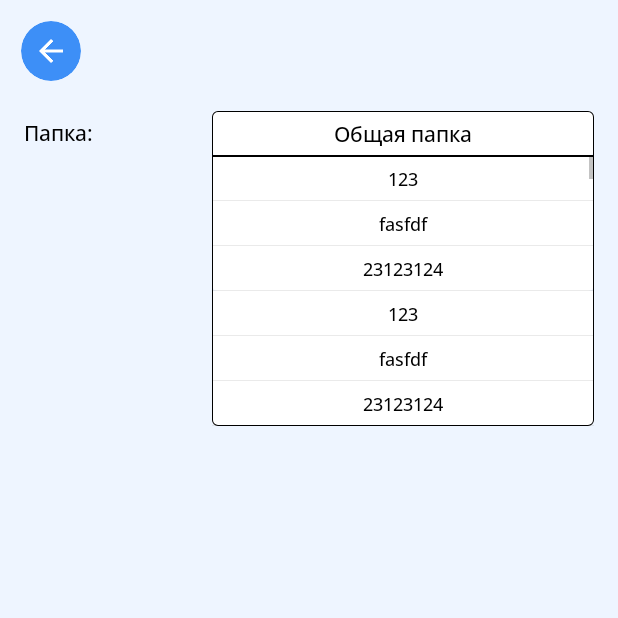
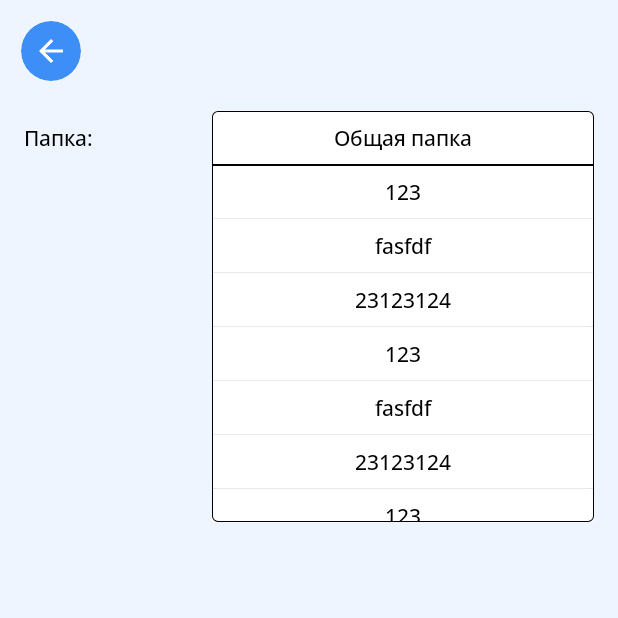
Before and after one commit to DenisFrolkov/mindeck-app, an Android app built with Jetpack Compose: the screen it shows after launch (MainActivity), after a tap on "Общая папка", on a phone screen of 412 x 824 dp, the top half of it. Run offline under Robolectric (Android 15) with nearby library versions, the phone set to English and light mode, and no system bars.

Commit message:
Minor update to DropdownSelector.

```diff
--- a/presentation/src/main/java/com/mindeck/presentation/ui/components/dropdown_selector/DropdownMenu.kt
+++ b/presentation/src/main/java/com/mindeck/presentation/ui/components/dropdown_selector/DropdownMenu.kt
@@ -1,5 +1,11 @@
 package com.mindeck.presentation.ui.components.dropdown_selector
 
+import android.annotation.SuppressLint
+import androidx.compose.animation.core.FastOutLinearInEasing
+import androidx.compose.animation.core.LinearEasing
+import androidx.compose.animation.core.LinearOutSlowInEasing
+import androidx.compose.animation.core.animateDpAsState
+import androidx.compose.animation.core.tween
 import androidx.compose.foundation.background
 import androidx.compose.foundation.clickable
 import androidx.compose.foundation.interaction.MutableInteractionSource
@@ -16,6 +22,8 @@ import androidx.compose.foundation.lazy.rememberLazyListState
 import androidx.compose.foundation.shape.RoundedCornerShape
 import androidx.compose.material3.Text
 import androidx.compose.runtime.Composable
+import androidx.compose.runtime.derivedStateOf
+import androidx.compose.runtime.getValue
 import androidx.compose.runtime.remember
 import androidx.compose.ui.Alignment
 import androidx.compose.ui.Modifier
@@ -33,6 +41,7 @@ import com.mindeck.presentation.R
 import com.mindeck.presentation.ui.theme.MediumGray
 import com.mindeck.presentation.ui.theme.White
 
+@SuppressLint("UseOfNonLambdaOffsetOverload")
 @Composable
 fun DropDownMenu(
     modifier: Modifier,
@@ -40,9 +49,9 @@ fun DropDownMenu(
     onClick: (Boolean) -> Unit
 ) {
 
-    val maxVisibleItems = 6
-    val itemHeight = 30.dp
-    val lazyColumnMaxHeight = maxVisibleItems * itemHeight
+    val maxVisibleItems = 7
+    val itemHeight = 36.dp
+    val lazyColumnMaxHeight = maxVisibleItems * itemHeight  - 14.dp
     val listState = rememberLazyListState()
 
     Box() {
@@ -63,7 +72,7 @@ fun DropDownMenu(
                                 bottomEnd =  4.dp
                             ) else RoundedCornerShape(0.dp))
                         )
-                        .height(height = 30.dp)
+                        .height(height = 36.dp)
                         .drawBehind {
                             val borderThickness = 0.25.dp.toPx()
                             drawLine(
@@ -82,7 +91,7 @@ fun DropDownMenu(
                 ) {
                     Text(
                         it, style = TextStyle(
-                            fontSize = 12.sp, fontFamily = FontFamily(
+                            fontSize = 14.sp, fontFamily = FontFamily(
                                 Font(R.font.opensans_medium)
                             )
                         )
@@ -90,26 +99,5 @@ fun DropDownMenu(
                 }
             }
         }
-
-        val totalItemsCount = selectorItemList.size
-        val indicatorHeightFraction = maxVisibleItems.toFloat() / totalItemsCount.toFloat()
-        val indicatorHeight = lazyColumnMaxHeight * indicatorHeightFraction
-
-        // Вычисляем фактическое смещение, чтобы индикатор корректно следовал за скроллом
-        val indicatorOffset =
-            listState.firstVisibleItemIndex.toFloat() / (totalItemsCount - maxVisibleItems).toFloat()
-
-        Box(
-            modifier = Modifier
-                .align(Alignment.TopEnd)
-                .offset(
-                    y = with(LocalDensity.current) {
-                        ((indicatorOffset * (lazyColumnMaxHeight - indicatorHeight - 7.5.dp)) * 2)
-                    }
-                )
-                .height(15.dp)
-                .width(3.dp)
-                .background(Color.Gray.copy(alpha = 0.5f))
-        )
     }
 }
--- a/presentation/src/main/java/com/mindeck/presentation/ui/components/dropdown_selector/DropdownSelector.kt
+++ b/presentation/src/main/java/com/mindeck/presentation/ui/components/dropdown_selector/DropdownSelector.kt
@@ -43,11 +43,7 @@ fun DropdownSelector(titleSelector: String, selectorItem: String, modifier: Modi
         "fasfdf",
         "23123124",
         "123",
-        "fasfdf",
         "23123124",
-        "123",
-        "fasfdf",
-        "23123124"
     )
 
     Row(
@@ -65,7 +61,7 @@ fun DropdownSelector(titleSelector: String, selectorItem: String, modifier: Modi
 private fun LabelDropdown(titleSelector: String) {
     Box(
         modifier = Modifier
-            .padding(start = 0.dp, top = 5.dp)
+            .padding(start = 0.dp, top = 8.5.dp)
             .width(120.dp)
     ) {
         Text(
@@ -92,7 +88,7 @@ private fun Dropdown(
             modifier = modifier
                 .fillMaxWidth()
                 .background(color = White, shape = RoundedCornerShape(4.dp))
-                .height(height = 30.dp)
+                .height(height = 36.dp)
                 .border(
                     width = 0.25.dp,
                     color = Color.Black,
```
